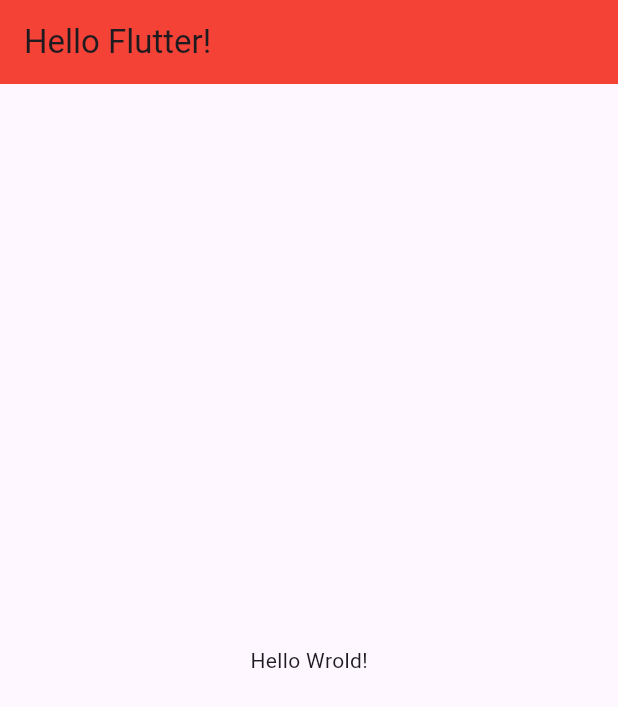
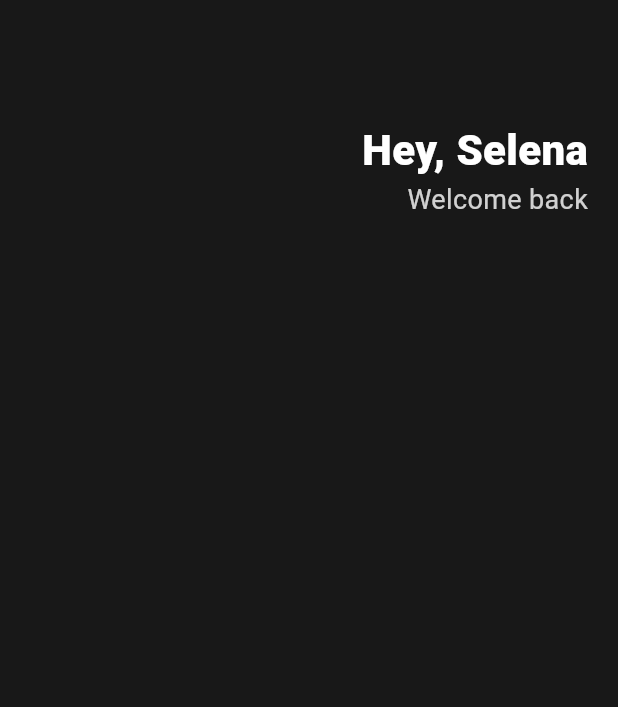
Before and after one commit to inhaj/toonflix, a Flutter app: the screen it shows after launch, on a phone screen of 412 x 824 dp. Shown: the top 707 px of the screen. Run offline on Flutter 3.47's test engine with Material 3 defaults, Android fonts, the phone set to English and light mode, and no system bars.

Commit message:
feat: make UI for app

```diff
--- a/lib/main.dart
+++ b/lib/main.dart
@@ -1,8 +1,13 @@
-import 'package:flutter/cupertino.dart';
 import 'package:flutter/material.dart';
 
 void main() {
+  var nico = Player(name: "nico");
   runApp(App());
+}
+
+class Player {
+  String name;
+  Player({required this.name});
 }
 
 class App extends StatelessWidget {
@@ -10,12 +15,41 @@ class App extends StatelessWidget {
   Widget build(BuildContext context) {
     return MaterialApp(
       home: Scaffold(
-        appBar: AppBar(
-          title: Text('Hello Flutter!'),
-          backgroundColor: Colors.red,
-        ),
-        body: Center(
-          child: Text('Hello Wrold!'),
+        backgroundColor: Color(0xFF181818),
+        body: Padding(
+          padding: EdgeInsets.symmetric(horizontal: 20),
+          child: Column(
+            children: [
+              SizedBox(
+                height: 80,
+              ),
+              Row(
+                mainAxisAlignment: MainAxisAlignment.end,
+                children: [
+                  Column(
+                    crossAxisAlignment: CrossAxisAlignment.end,
+                    children: [
+                      Text(
+                        "Hey, Selena",
+                        style: TextStyle(
+                          color: Colors.white,
+                          fontSize: 28,
+                          fontWeight: FontWeight.w800,
+                        ),
+                      ),
+                      Text(
+                        "Welcome back",
+                        style: TextStyle(
+                          color: Colors.white.withOpacity(0.8),
+                          fontSize: 18,
+                        ),
+                      ),
+                    ],
+                  ),
+                ],
+              )
+            ],
+          ),
         ),
       ),
     );
```
